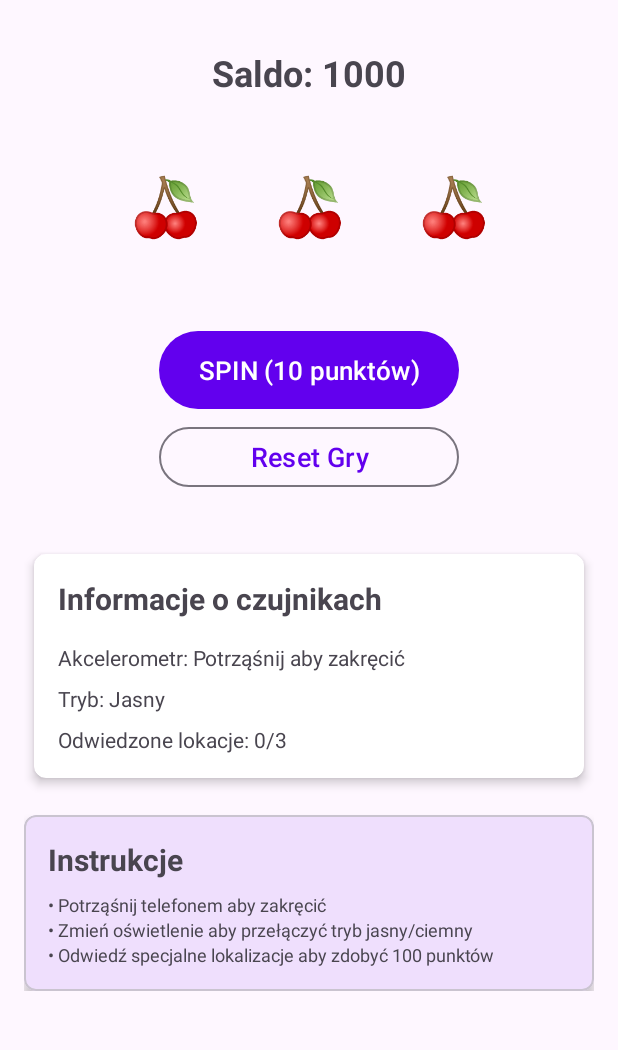
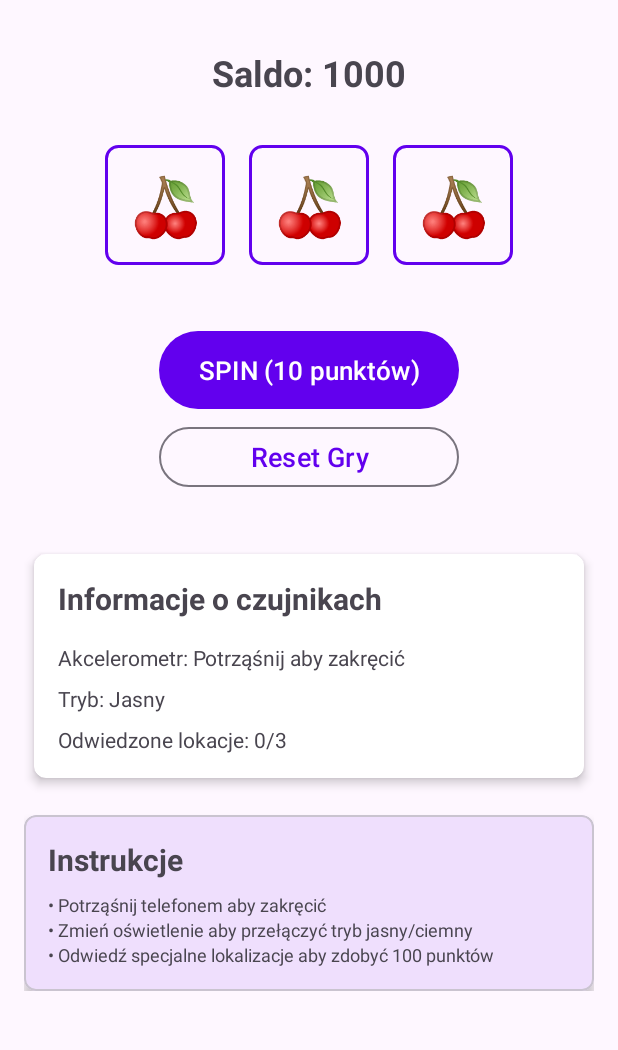
Before and after one commit to JDOrqa/Projekt_aplikacje_mobilne, an Android app: the layout activity_main.xml on its own in the app's theme, with its tools: preview values and no code run, on a phone screen of 412 x 824 dp, the part 89-1139 px from its top. Run offline under Robolectric (Android 15) with nearby library versions, the phone set to English and light mode, and no system bars.

Commit message:
Dodanie obrysu i rogow do ksztaltu slot_border

```diff
--- a/app/src/main/res/drawable/slot_border.xml
+++ b/app/src/main/res/drawable/slot_border.xml
@@ -1,4 +1,7 @@
 <?xml version="1.0" encoding="utf-8"?>
 <shape xmlns:android="http://schemas.android.com/apk/res/android">
-
+    <stroke
+        android:width="2dp"
+        android:color="@color/primary" />
+    <corners android:radius="8dp" />
 </shape>
```
